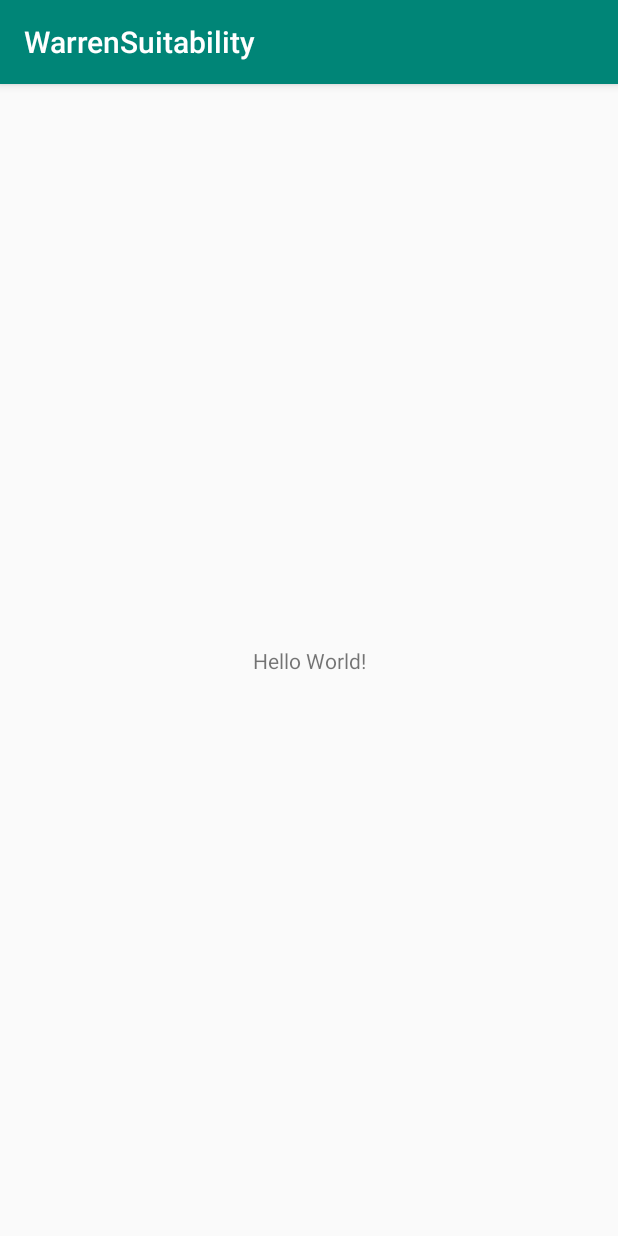
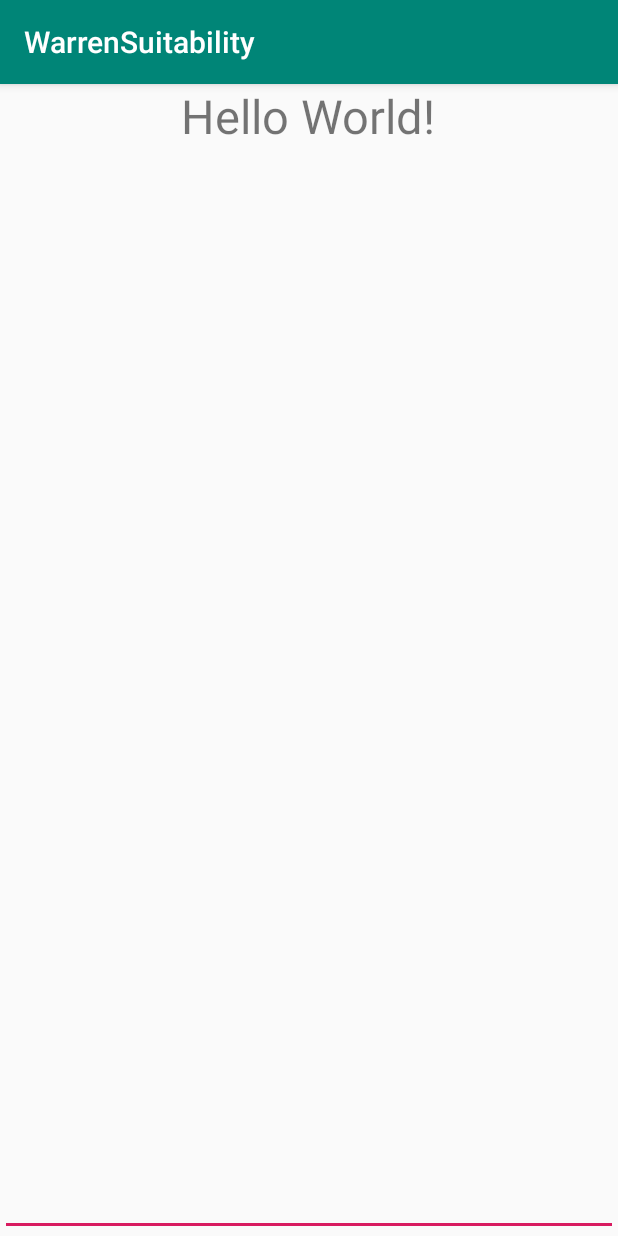
Before and after one commit to heeybeh/warrenSuitability, an Android app: the screen it shows after launch (MainActivity), on a phone screen of 412 x 824 dp. Run offline under Robolectric (Android 15) with nearby library versions, the phone set to English and light mode, and no system bars.

Commit message:
just for update

```diff
--- a/app/build.gradle
+++ b/app/build.gradle
@@ -32,4 +32,6 @@ dependencies {
     androidTestImplementation 'com.android.support.test.espresso:espresso-core:3.0.2'
     implementation 'com.squareup.retrofit2:retrofit:2.3.0'
     implementation 'com.squareup.retrofit2:converter-gson:2.3.0'
+    implementation 'com.android.support:recyclerview-v7:28.0.0'
+
 }
--- a/app/src/main/java/com/example/beatrice/warrensuitability/activities/MainActivity.kt
+++ b/app/src/main/java/com/example/beatrice/warrensuitability/activities/MainActivity.kt
@@ -2,6 +2,7 @@ package com.example.beatrice.warrensuitability.activities
 
 import android.support.v7.app.AppCompatActivity
 import android.os.Bundle
+
 import com.example.beatrice.warrensuitability.R
 import com.example.beatrice.warrensuitability.services.WarrenSuitabilityServices
 
@@ -11,8 +12,7 @@ class MainActivity : AppCompatActivity() {
         super.onCreate(savedInstanceState)
         setContentView(R.layout.activity_main)
 
+        WarrenSuitabilityServices().postMessage(this)
+    }
 
-        WarrenSuitabilityServices().postMessage(this)
-
-    }
 }
--- a/app/src/main/java/com/example/beatrice/warrensuitability/services/WarrenSuitabilityServices.kt
+++ b/app/src/main/java/com/example/beatrice/warrensuitability/services/WarrenSuitabilityServices.kt
@@ -61,9 +61,11 @@ class WarrenSuitabilityServices : WarrenSuitabilityInterface {
 
                     if (response.isSuccessful()) {
 
-                    } else {
+                         val message = MessageModel()
 
-                    }
+
+
+                    } else { }
                 }
 
                 override fun onFailure(call: Call<MessageModel>, t: Throwable) {
--- a/app/src/main/res/layout/activity_main.xml
+++ b/app/src/main/res/layout/activity_main.xml
@@ -1,5 +1,5 @@
 <?xml version="1.0" encoding="utf-8"?>
-<android.support.constraint.ConstraintLayout xmlns:android="http://schemas.android.com/apk/res/android"
+<RelativeLayout xmlns:android="http://schemas.android.com/apk/res/android"
     xmlns:app="http://schemas.android.com/apk/res-auto"
     xmlns:tools="http://schemas.android.com/tools"
     android:layout_width="match_parent"
@@ -7,12 +7,25 @@
     tools:context=".activities.MainActivity">
 
     <TextView
+        android:id="@+id/txt_main"
         android:layout_width="wrap_content"
         android:layout_height="wrap_content"
         android:text="Hello World!"
-        app:layout_constraintBottom_toBottomOf="parent"
-        app:layout_constraintLeft_toLeftOf="parent"
-        app:layout_constraintRight_toRightOf="parent"
-        app:layout_constraintTop_toTopOf="parent" />
+        android:layout_centerHorizontal="true"
+        android:textSize="14pt"
+        />
 
-</android.support.constraint.ConstraintLayout>
+
+    <!--<android.support.v7.widget.RecyclerView-->
+        <!--android:id="@+id/recycler_view"-->
+        <!--android:background="@null"-->
+        <!--android:layout_width="wrap_content"-->
+        <!--android:layout_height="wrap_content" />-->
+
+
+    <EditText
+        android:layout_width="match_parent"
+        android:layout_height="50dp"
+        android:layout_alignParentBottom="true"
+        />
+</RelativeLayout>
```
Also changed, not shown: app/src/main/java/com/example/beatrice/warrensuitability/model/MessageModel.kt (+4 -7 lines), app/src/main/java/com/example/beatrice/warrensuitability/adapters/MessageAdapter.kt (added), 2 other files.
